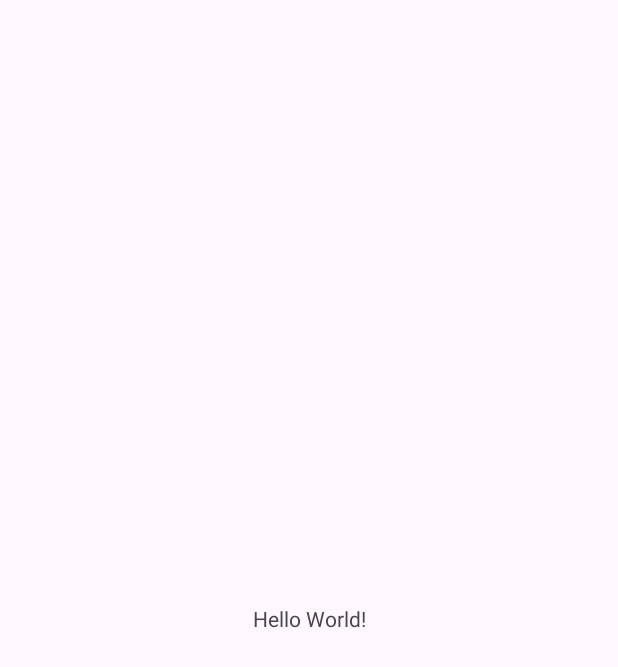
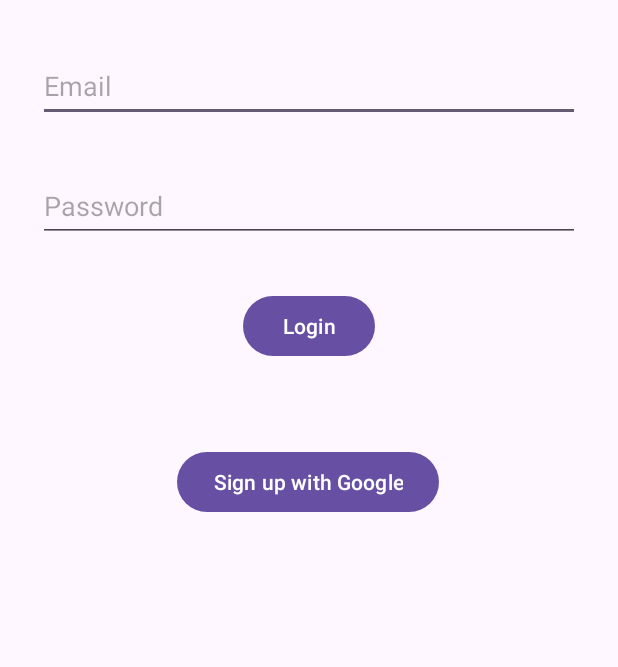
Before and after one commit to Theekshana/ReuseMarket, an Android app: the screen it shows after launch (MainActivity), on a phone screen of 412 x 824 dp. Before the commit the part shown is almost empty. Shown: the top 667 px of the screen. Run offline under Robolectric (Android 15) with nearby library versions, the phone set to English and light mode, and no system bars; our stand-ins replace Dagger/Hilt's generated code, data binding.

Commit message:
apply architecture

```diff
--- a/app/build.gradle
+++ b/app/build.gradle
@@ -37,6 +37,7 @@
 
     buildFeatures {
         viewBinding  true
+        dataBinding true
     }
 }
 
@@ -46,12 +47,18 @@
     implementation 'androidx.appcompat:appcompat:1.6.1'
     implementation 'com.google.android.material:material:1.5.0'
     implementation 'androidx.constraintlayout:constraintlayout:2.1.4'
+    implementation 'com.google.firebase:firebase-auth:21.1.0'
+    implementation 'com.google.android.gms:play-services-auth:20.6.0'
+
     testImplementation 'junit:junit:4.13.2'
     androidTestImplementation 'androidx.test.ext:junit:1.1.5'
     androidTestImplementation 'androidx.test.espresso:espresso-core:3.5.1'
 
     //firebase
     implementation platform('com.google.firebase:firebase-bom:32.1.1')
+    implementation 'com.google.firebase:firebase-firestore-ktx:24.6.1'
+    implementation 'com.google.firebase:firebase-auth-ktx:22.0.0'
+
 
     //nav_graph
     implementation 'androidx.navigation:navigation-fragment-ktx:2.5.3'
@@ -67,5 +74,8 @@
     implementation "com.google.dagger:hilt-android:2.42"
     kapt "com.google.dagger:hilt-android-compiler:2.42"
 
+    implementation 'androidx.navigation:navigation-fragment-ktx:2.5.3'
+    implementation 'androidx.navigation:navigation-ui-ktx:2.5.3'
+
 
 }
--- a/app/src/main/AndroidManifest.xml
+++ b/app/src/main/AndroidManifest.xml
@@ -3,6 +3,7 @@
     xmlns:tools="http://schemas.android.com/tools">
 
     <application
+        android:name=".MyApplication"
         android:allowBackup="true"
         android:dataExtractionRules="@xml/data_extraction_rules"
         android:fullBackupContent="@xml/backup_rules"
--- a/app/src/main/java/com/example/reusemarket/MainActivity.kt
+++ b/app/src/main/java/com/example/reusemarket/MainActivity.kt
@@ -2,8 +2,9 @@
 
 import androidx.appcompat.app.AppCompatActivity
 import android.os.Bundle
+import dagger.hilt.android.AndroidEntryPoint
 
-
+@AndroidEntryPoint
 class MainActivity : AppCompatActivity() {
     override fun onCreate(savedInstanceState: Bundle?) {
         super.onCreate(savedInstanceState)
--- a/app/src/main/java/com/example/reusemarket/MyApplication.kt
+++ b/app/src/main/java/com/example/reusemarket/MyApplication.kt
@@ -1,7 +1,8 @@
 package com.example.reusemarket
 
 import android.app.Application
+import dagger.hilt.android.HiltAndroidApp
 
-
+@HiltAndroidApp
 class MyApplication: Application() {
 }
--- a/app/src/main/java/com/example/reusemarket/constants/UIState.kt
+++ b/app/src/main/java/com/example/reusemarket/constants/UIState.kt
@@ -1,4 +1,13 @@
 package com.example.reusemarket.constants
 
-class UIState {
+import com.example.reusemarket.R
+import java.lang.Exception
+
+sealed class UIState<out R> {
+
+    //loading, success, failure
+    object Loading: UIState<Nothing>()
+    data class Success<out R>(val result: R) : UIState<R>()
+    data class Failure(val exception: Exception): UIState<Nothing>()
+
 }
--- /dev/null
+++ b/app/src/main/java/com/example/reusemarket/di/FirebaseModule.kt
@@ -0,0 +1,19 @@
+package com.example.reusemarket.di
+
+import com.example.reusemarket.repository.AuthRepository
+import com.example.reusemarket.repository.AuthRepositoryImpl
+import com.google.firebase.auth.FirebaseAuth
+import com.google.firebase.firestore.FirebaseFirestore
+import dagger.Module
+import dagger.Provides
+import dagger.hilt.InstallIn
+import dagger.hilt.components.SingletonComponent
+import javax.inject.Singleton
+
+@InstallIn(SingletonComponent::class)
+@Module
+object FirebaseModule {
+
+
+
+}
--- /dev/null
+++ b/app/src/main/java/com/example/reusemarket/di/RepositoryModule.kt
@@ -0,0 +1,18 @@
+package com.example.reusemarket.di
+
+import com.example.reusemarket.repository.AuthRepository
+import com.example.reusemarket.repository.AuthRepositoryImpl
+import com.google.firebase.auth.FirebaseAuth
+import com.google.firebase.firestore.FirebaseFirestore
+import dagger.Module
+import dagger.Provides
+import dagger.hilt.InstallIn
+import dagger.hilt.components.SingletonComponent
+import javax.inject.Singleton
+
+@InstallIn(SingletonComponent::class)
+@Module
+object RepositoryModule {
+
+
+}
--- /dev/null
+++ b/app/src/main/java/com/example/reusemarket/model/User.kt
@@ -0,0 +1,3 @@
+package com.example.reusemarket.model
+
+data class User()
--- a/app/src/main/java/com/example/reusemarket/repository/AuthRepositoryImpl.kt
+++ b/app/src/main/java/com/example/reusemarket/repository/AuthRepositoryImpl.kt
@@ -1 +1,13 @@
 package com.example.reusemarket.repository
+
+import com.google.android.gms.auth.api.signin.GoogleSignInAccount
+import com.google.firebase.auth.FirebaseAuth
+import com.google.firebase.auth.GoogleAuthProvider
+import com.google.firebase.firestore.auth.User
+import kotlinx.coroutines.tasks.await
+import javax.inject.Inject
+
+class AuthRepositoryImpl() : AuthRepository {
+
+
+}
--- /dev/null
+++ b/app/src/main/java/com/example/reusemarket/views/AuthViewModel.kt
@@ -0,0 +1,25 @@
+package com.example.reusemarket.views
+
+import androidx.lifecycle.LiveData
+import androidx.lifecycle.MutableLiveData
+import androidx.lifecycle.ViewModel
+import androidx.lifecycle.viewModelScope
+import com.example.reusemarket.constants.UIState
+import com.example.reusemarket.repository.AuthRepository
+import com.google.android.gms.auth.api.signin.GoogleSignInAccount
+import com.google.firebase.auth.FirebaseUser
+import com.google.firebase.firestore.auth.Token
+import com.google.firebase.firestore.auth.User
+import dagger.hilt.android.lifecycle.HiltViewModel
+import io.grpc.internal.SharedResourceHolder.Resource
+import kotlinx.coroutines.flow.MutableStateFlow
+import kotlinx.coroutines.flow.StateFlow
+import kotlinx.coroutines.launch
+import javax.inject.Inject
+
+@HiltViewModel
+class AuthViewModel () : ViewModel() {
+
+
+
+}
--- /dev/null
+++ b/app/src/main/java/com/example/reusemarket/views/ListFragment.kt
@@ -0,0 +1,24 @@
+package com.example.reusemarket.views
+
+import android.os.Bundle
+import androidx.fragment.app.Fragment
+import android.view.LayoutInflater
+import android.view.View
+import android.view.ViewGroup
+import com.example.reusemarket.R
+
+
+
+class ListFragment : Fragment() {
+
+
+    override fun onCreateView(
+        inflater: LayoutInflater, container: ViewGroup?,
+        savedInstanceState: Bundle?,
+    ): View? {
+        // Inflate the layout for this fragment
+        return inflater.inflate(R.layout.fragment_list, container, false)
+    }
+
+
+}
--- /dev/null
+++ b/app/src/main/java/com/example/reusemarket/views/LoginFragment.kt
@@ -0,0 +1,28 @@
+package com.example.reusemarket.views
+
+import android.os.Bundle
+import android.view.LayoutInflater
+import android.view.View
+import android.view.ViewGroup
+import androidx.fragment.app.Fragment
+import com.example.reusemarket.R
+
+
+class LoginFragment : Fragment() {
+
+
+    override fun onCreateView(
+        inflater: LayoutInflater, container: ViewGroup?,
+        savedInstanceState: Bundle?,
+    ): View? {
+        // Inflate the layout for this fragment
+        return inflater.inflate(R.layout.fragment_login, container, false)
+
+
+    }
+
+    override fun onViewCreated(view: View, savedInstanceState: Bundle?) {
+        super.onViewCreated(view, savedInstanceState)
+
+    }
+}
--- a/app/src/main/res/layout/activity_main.xml
+++ b/app/src/main/res/layout/activity_main.xml
@@ -6,13 +6,21 @@
     android:layout_height="match_parent"
     tools:context=".MainActivity">
 
-    <TextView
-        android:layout_width="wrap_content"
-        android:layout_height="wrap_content"
-        android:text="Hello World!"
+
+    <androidx.fragment.app.FragmentContainerView
+        android:id="@+id/fragmentContainerView"
+        android:name="androidx.navigation.fragment.NavHostFragment"
+        android:layout_width="0dp"
+        android:layout_height="0dp"
+        android:layout_marginStart="1dp"
+        android:layout_marginTop="1dp"
+        android:layout_marginEnd="1dp"
+        android:layout_marginBottom="1dp"
+        app:defaultNavHost="true"
         app:layout_constraintBottom_toBottomOf="parent"
         app:layout_constraintEnd_toEndOf="parent"
         app:layout_constraintStart_toStartOf="parent"
-        app:layout_constraintTop_toTopOf="parent" />
-
+        app:layout_constraintTop_toTopOf="parent"
+        app:navGraph="@navigation/nav_graph"
+        tools:layout="@layout/fragment_login" />
 </androidx.constraintlayout.widget.ConstraintLayout>
--- /dev/null
+++ b/app/src/main/res/layout/fragment_list.xml
@@ -0,0 +1,12 @@
+<?xml version="1.0" encoding="utf-8"?>
+<layout xmlns:tools="http://schemas.android.com/tools"
+    xmlns:android="http://schemas.android.com/apk/res/android">
+<androidx.constraintlayout.widget.ConstraintLayout
+    android:layout_width="match_parent"
+    android:layout_height="match_parent"
+    tools:context=".views.ListFragment">
+
+
+
+</androidx.constraintlayout.widget.ConstraintLayout>
+</layout>
--- /dev/null
+++ b/app/src/main/res/layout/fragment_login.xml
@@ -0,0 +1,72 @@
+<?xml version="1.0" encoding="utf-8"?>
+<layout xmlns:app="http://schemas.android.com/apk/res-auto"
+    xmlns:tools="http://schemas.android.com/tools"
+    xmlns:android="http://schemas.android.com/apk/res/android">
+
+    <data>
+        <variable
+            name="vm"
+            type="com.example.reusemarket.views.AuthViewModel" />
+    </data>
+
+    <androidx.constraintlayout.widget.ConstraintLayout
+        android:layout_width="match_parent"
+        android:layout_height="match_parent"
+        tools:context=".views.LoginFragment">
+
+
+        <EditText
+            android:id="@+id/etEmail"
+            android:layout_width="0dp"
+            android:layout_height="wrap_content"
+            android:layout_marginStart="24dp"
+            android:layout_marginTop="32dp"
+            android:layout_marginEnd="24dp"
+            android:ems="10"
+            android:hint="Email"
+            android:inputType="text"
+            android:minHeight="48dp"
+            app:layout_constraintEnd_toEndOf="parent"
+            app:layout_constraintStart_toStartOf="parent"
+            app:layout_constraintTop_toTopOf="parent" />
+
+        <EditText
+            android:id="@+id/etPassword"
+            android:layout_width="0dp"
+            android:layout_height="wrap_content"
+            android:layout_marginStart="24dp"
+            android:layout_marginTop="32dp"
+            android:layout_marginEnd="24dp"
+            android:ems="10"
+            android:hint="Password"
+            android:inputType="text"
+            android:minHeight="48dp"
+            app:layout_constraintEnd_toEndOf="parent"
+            app:layout_constraintHorizontal_bias="0.0"
+            app:layout_constraintStart_toStartOf="parent"
+            app:layout_constraintTop_toBottomOf="@+id/etEmail" />
+
+        <Button
+            android:id="@+id/btnLogin"
+            android:layout_width="wrap_content"
+            android:layout_height="0dp"
+            android:layout_marginTop="32dp"
+            android:text="Login"
+            app:layout_constraintEnd_toEndOf="parent"
+            app:layout_constraintStart_toStartOf="parent"
+            app:layout_constraintTop_toBottomOf="@+id/etPassword" />
+
+        <Button
+            android:id="@+id/btnSignupGoogle"
+            android:layout_width="wrap_content"
+            android:layout_height="wrap_content"
+            android:layout_marginTop="56dp"
+            android:text="Sign up with Google"
+            app:layout_constraintEnd_toEndOf="parent"
+            app:layout_constraintHorizontal_bias="0.496"
+            app:layout_constraintStart_toStartOf="parent"
+            app:layout_constraintTop_toBottomOf="@+id/btnLogin" />
+
+
+    </androidx.constraintlayout.widget.ConstraintLayout>
+</layout>
--- /dev/null
+++ b/app/src/main/res/navigation/nav_graph.xml
@@ -0,0 +1,19 @@
+<?xml version="1.0" encoding="utf-8"?>
+<navigation xmlns:android="http://schemas.android.com/apk/res/android"
+    xmlns:app="http://schemas.android.com/apk/res-auto"
+    android:id="@+id/nav_graph"
+    app:startDestination="@id/loginFragment">
+
+    <fragment
+        android:id="@+id/loginFragment"
+        android:name="com.example.reusemarket.views.LoginFragment"
+        android:label="LoginFragment" >
+        <action
+            android:id="@+id/action_loginFragment_to_listFragment"
+            app:destination="@id/listFragment" />
+    </fragment>
+    <fragment
+        android:id="@+id/listFragment"
+        android:name="com.example.reusemarket.views.ListFragment"
+        android:label="ListFragment" />
+</navigation>
--- a/app/src/main/res/values/strings.xml
+++ b/app/src/main/res/values/strings.xml
@@ -1,3 +1,6 @@
 <resources>
     <string name="app_name">ReuseMarket</string>
+    <!-- TODO: Remove or change this placeholder text -->
+    <string name="hello_blank_fragment">Hello blank fragment</string>
+
 </resources>
```
Also changed, not shown: app/src/main/java/com/example/reusemarket/repository/AuthRepository.kt (+11 -0 lines).
